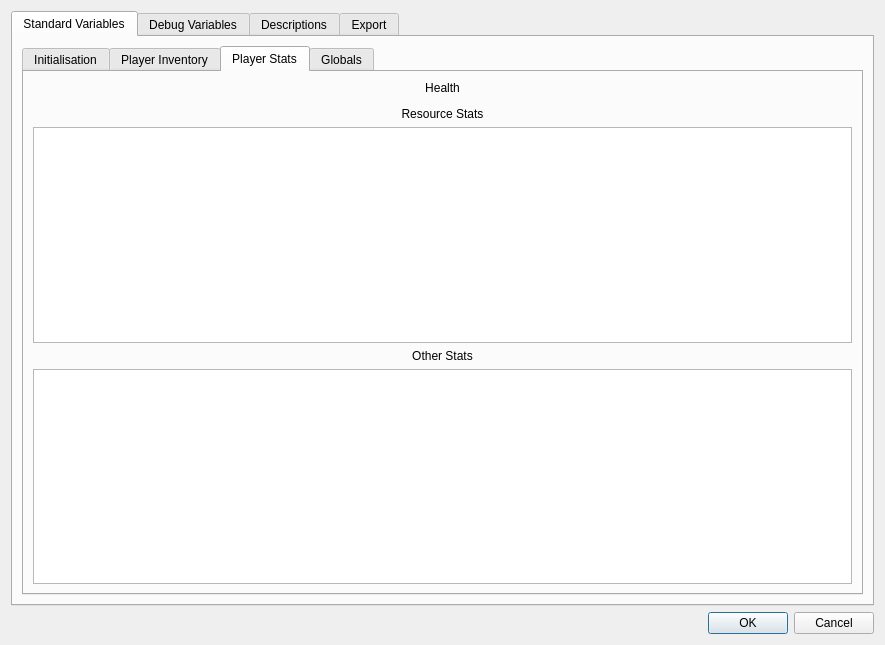
Old version of the form ui_files/dialogs/campaign_settings.ui in the repository jacobcheatley/trpg-creator.
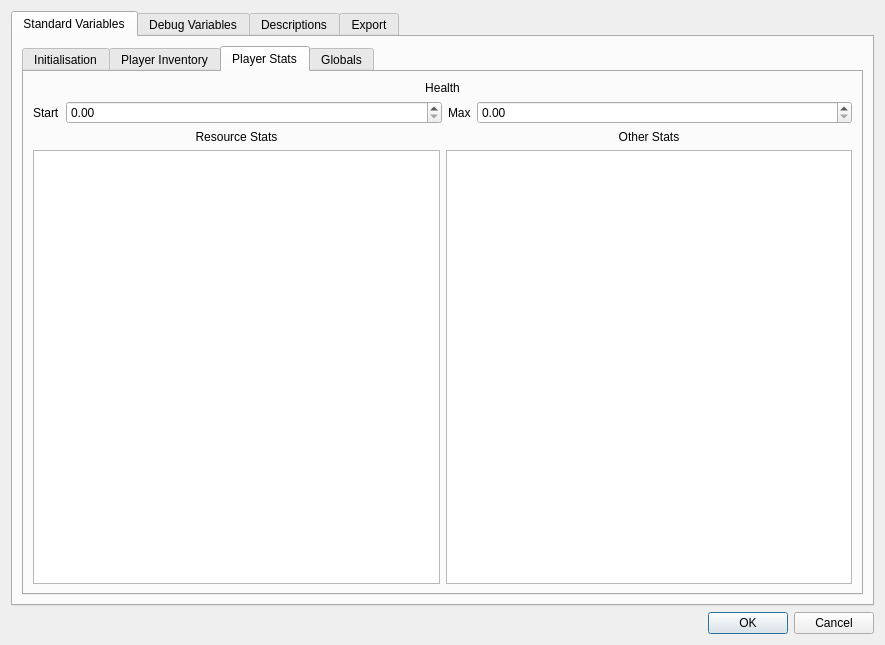
New version of the form. The open tabs and pages were chosen to show the change.

The edit to the form file:
```diff
--- a/ui_files/dialogs/campaign_settings.ui
+++ b/ui_files/dialogs/campaign_settings.ui
@@ -137,12 +137,87 @@
                <verstretch>0</verstretch>
               </sizepolicy>
              </property>
+             <layout class="QHBoxLayout" name="horizontalLayout">
+              <property name="leftMargin">
+               <number>0</number>
+              </property>
+              <property name="topMargin">
+               <number>0</number>
+              </property>
+              <property name="rightMargin">
+               <number>0</number>
+              </property>
+              <property name="bottomMargin">
+               <number>0</number>
+              </property>
+              <item>
+               <widget class="QLabel" name="label_18">
+                <property name="sizePolicy">
+                 <sizepolicy hsizetype="Maximum" vsizetype="Preferred">
+                  <horstretch>0</horstretch>
+                  <verstretch>0</verstretch>
+                 </sizepolicy>
+                </property>
+                <property name="text">
+                 <string>Start</string>
+                </property>
             </widget>
            </item>
            <item>
+               <widget class="QDoubleSpinBox" name="standardHealthStart">
+                <property name="maximum">
+                 <double>999999999.000000000000000</double>
+                </property>
+               </widget>
+              </item>
+              <item>
+               <widget class="QLabel" name="label_19">
+                <property name="sizePolicy">
+                 <sizepolicy hsizetype="Maximum" vsizetype="Preferred">
+                  <horstretch>0</horstretch>
+                  <verstretch>0</verstretch>
+                 </sizepolicy>
+                </property>
+                <property name="text">
+                 <string>Max</string>
+                </property>
+               </widget>
+              </item>
+              <item>
+               <widget class="QDoubleSpinBox" name="standardHealthMax">
+                <property name="maximum">
+                 <double>999999999.000000000000000</double>
+                </property>
+               </widget>
+              </item>
+             </layout>
+            </widget>
+           </item>
+           <item>
+            <widget class="QFrame" name="frame_4">
+             <property name="frameShape">
+              <enum>QFrame::NoFrame</enum>
+             </property>
+             <property name="frameShadow">
+              <enum>QFrame::Raised</enum>
+             </property>
+             <layout class="QGridLayout" name="gridLayout_2">
+              <property name="leftMargin">
+               <number>0</number>
+              </property>
+              <property name="topMargin">
+               <number>0</number>
+              </property>
+              <property name="rightMargin">
+               <number>0</number>
+              </property>
+              <property name="bottomMargin">
+               <number>0</number>
+              </property>
+              <item row="0" column="0">
             <widget class="QLabel" name="label_9">
              <property name="sizePolicy">
-              <sizepolicy hsizetype="Preferred" vsizetype="Minimum">
+                 <sizepolicy hsizetype="Minimum" vsizetype="Preferred">
                <horstretch>0</horstretch>
                <verstretch>0</verstretch>
               </sizepolicy>
@@ -155,11 +230,14 @@
              </property>
             </widget>
            </item>
-           <item>
-            <widget class="QListWidget" name="standardResourceList"/>
-           </item>
-           <item>
+              <item row="0" column="1">
             <widget class="QLabel" name="label_10">
+                <property name="sizePolicy">
+                 <sizepolicy hsizetype="Minimum" vsizetype="Preferred">
+                  <horstretch>0</horstretch>
+                  <verstretch>0</verstretch>
+                 </sizepolicy>
+                </property>
              <property name="text">
               <string>Other Stats</string>
              </property>
@@ -168,11 +246,17 @@
              </property>
             </widget>
            </item>
-           <item>
+              <item row="1" column="0">
+               <widget class="QListWidget" name="standardResourceList"/>
+              </item>
+              <item row="1" column="1">
             <widget class="QListWidget" name="standardOtherList"/>
            </item>
           </layout>
          </widget>
+           </item>
+          </layout>
+         </widget>
          <widget class="QWidget" name="tabGlobals">
           <attribute name="title">
            <string>Globals</string>
```
Left out of the diff: 104 changed lines with no effect on the pictures. Lines whose indentation alone changed are shown as unchanged.
